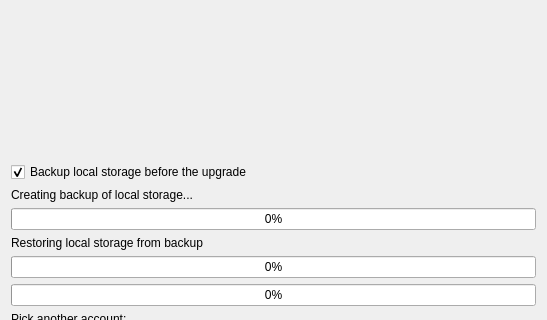
Above: lib/dialog/LocalStorageUpgradeDialog.ui from d1vanov/quentier before the change; both pictures show x 0 to 547 and y 101 to 421 of the 547 by 684 pixel window. Below: the same form after it.
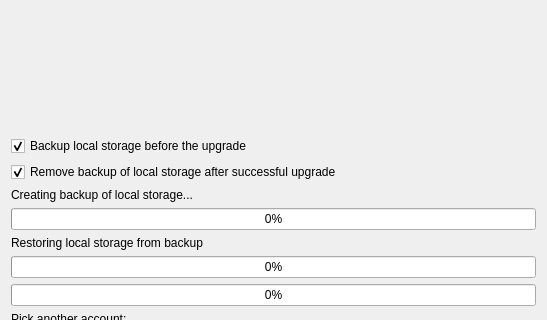
That is the form after the change.

Commit message: Add a separate checkbox to let user decide whether local storage backup should be kept or not after successful upgrade

What changed in the file:
```diff
--- a/lib/dialog/LocalStorageUpgradeDialog.ui
+++ b/lib/dialog/LocalStorageUpgradeDialog.ui
@@ -54,6 +54,16 @@
      </property>
     </widget>
    </item>
+   <item>
+    <widget class="QCheckBox" name="removeLocalStorageBackupAfterUpgradeCheckBox">
+     <property name="text">
+      <string>Remove backup of local storage after successful upgrade</string>
+     </property>
+     <property name="checked">
+      <bool>true</bool>
+     </property>
+    </widget>
+   </item>
    <item>
     <widget class="QLabel" name="backupLocalStorageLabel">
      <property name="text">
```
The commit also changes 1 other file.
